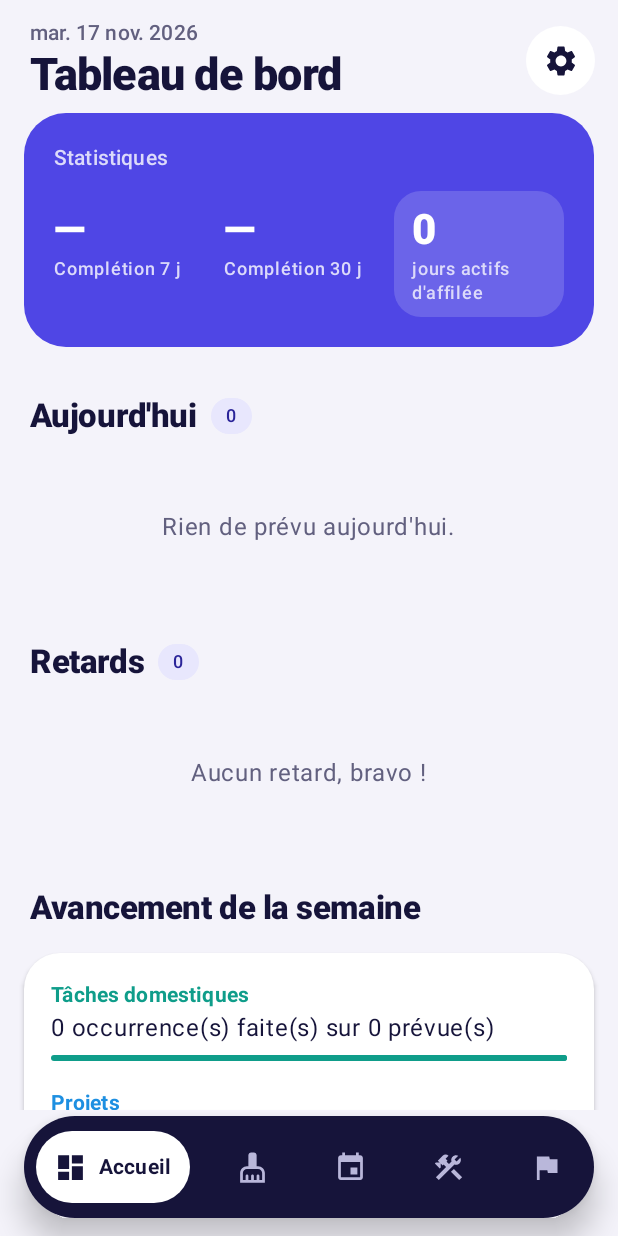
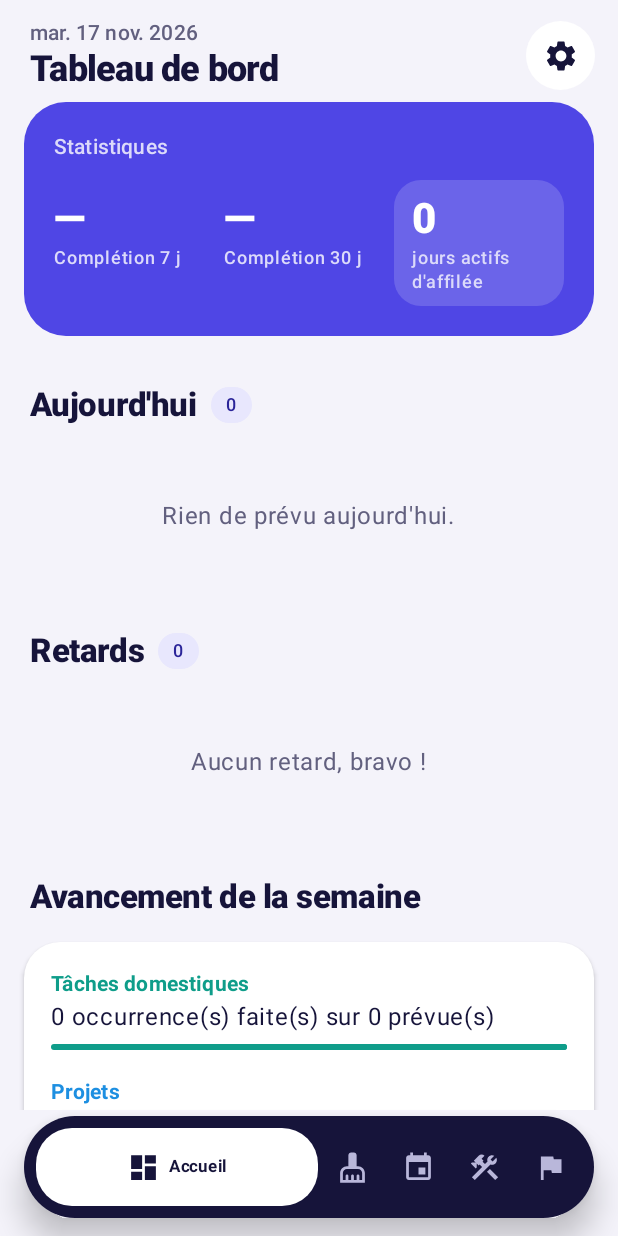
Before and after one commit to ncrdn/MyTasks, an Android app built with Jetpack Compose: the DashboardScreen screen opened through its navigation route, on a phone screen of 412 x 824 dp. Run offline under Robolectric (Android 15) with nearby library versions, the phone set to English and light mode, and no system bars; our stand-ins replace Room's generated code.

Commit message:
fix(ui): textes et titres d'onglets tronqués
- Barre du bas : l'onglet actif prend la place restante et affiche son nom sur 2 lignes
- En-tête : les titres longs passent en plus petit sur 2 lignes
- Cartes : l'échéance et le retard passent sous le texte, le titre reprend toute la largeur

Co-Authored-By: Claude Sonnet 5.5 <noreply@anthropic.com>

```diff
--- a/app/src/main/java/com/nyl/mytasks/ui/AppRoot.kt
+++ b/app/src/main/java/com/nyl/mytasks/ui/AppRoot.kt
@@ -7,6 +7,9 @@ import androidx.activity.result.contract.ActivityResultContracts
 import androidx.compose.foundation.background
 import androidx.compose.foundation.layout.Arrangement
 import androidx.compose.foundation.layout.Row
+import androidx.compose.foundation.layout.RowScope
+import androidx.compose.foundation.layout.heightIn
+import androidx.compose.foundation.layout.width
 import androidx.compose.foundation.layout.WindowInsets
 import androidx.compose.foundation.layout.fillMaxWidth
 import androidx.compose.foundation.layout.height
@@ -77,16 +80,16 @@ private object Routes {
 }
 
 @Composable
-private fun NavPill(selected: Boolean, icon: ImageVector, label: String, onClick: () -> Unit) {
+private fun RowScope.NavPill(selected: Boolean, icon: ImageVector, label: String, onClick: () -> Unit) {
     val shape = RoundedCornerShape(24.dp)
+    // L'onglet actif prend toute la place restante : son intitulé s'affiche en entier (2 lignes au besoin).
     Row(
-        Modifier
-            .height(48.dp)
-            .widthIn(min = 48.dp, max = 124.dp)
+        (if (selected) Modifier.weight(1f) else Modifier.width(42.dp))
+            .heightIn(min = 52.dp)
             .clip(shape)
             .background(if (selected) Color.White else Color.Transparent)
             .selectable(selected = selected, role = Role.Tab, onClick = onClick)
-            .padding(horizontal = if (selected) 12.dp else 8.dp)
+            .padding(horizontal = if (selected) 10.dp else 0.dp, vertical = 4.dp)
             .semantics { contentDescription = label },
         horizontalArrangement = Arrangement.Center,
         verticalAlignment = Alignment.CenterVertically,
@@ -94,8 +97,8 @@ private fun NavPill(selected: Boolean, icon: ImageVector, label: String, onClick
         Icon(icon, contentDescription = null, tint = if (selected) Palette.Ink else Color(0xFFB9B7DA), modifier = Modifier.size(22.dp))
         if (selected) {
             Text(
-                label, Modifier.padding(start = 8.dp), color = Palette.Ink, maxLines = 1, overflow = TextOverflow.Ellipsis,
-                style = MaterialTheme.typography.labelLarge, fontWeight = FontWeight.Bold,
+                label, Modifier.padding(start = 6.dp).weight(1f, fill = false), color = Palette.Ink, maxLines = 2,
+                overflow = TextOverflow.Ellipsis, fontSize = 11.sp, lineHeight = 13.sp, fontWeight = FontWeight.Bold,
             )
         }
     }
@@ -140,8 +143,8 @@ fun AppRoot(vm: AppViewModel) {
                     shadowElevation = 12.dp,
                 ) {
                     Row(
-                        Modifier.fillMaxWidth().height(68.dp).padding(horizontal = 8.dp),
-                        horizontalArrangement = Arrangement.SpaceBetween,
+                        Modifier.fillMaxWidth().heightIn(min = 68.dp).padding(horizontal = 8.dp, vertical = 8.dp),
+                        horizontalArrangement = Arrangement.spacedBy(2.dp),
                         verticalAlignment = Alignment.CenterVertically,
                     ) {
                         NavPill(
--- a/app/src/main/java/com/nyl/mytasks/ui/common/Components.kt
+++ b/app/src/main/java/com/nyl/mytasks/ui/common/Components.kt
@@ -77,6 +77,7 @@ import androidx.compose.ui.semantics.semantics
 import androidx.compose.ui.text.style.TextDecoration
 import androidx.compose.ui.text.style.TextOverflow
 import androidx.compose.ui.unit.dp
+import androidx.compose.ui.unit.sp
 import com.nyl.mytasks.R
 import com.nyl.mytasks.domain.ProjectWeek
 import com.nyl.mytasks.domain.Task
@@ -154,7 +155,10 @@ fun ScreenHeader(
             if (subtitle != null) {
                 Text(subtitle, style = MaterialTheme.typography.labelLarge, color = MaterialTheme.colorScheme.onSurfaceVariant)
             }
-            Text(title, style = com.nyl.mytasks.ui.theme.ScreenTitleStyle, maxLines = 1, overflow = TextOverflow.Ellipsis)
+            val base = com.nyl.mytasks.ui.theme.ScreenTitleStyle
+            // Les noms d'onglets sont personnalisables : un titre long passe en plus petit et sur 2 lignes.
+            val style = if (title.length > 14) base.copy(fontSize = 24.sp, lineHeight = 28.sp) else base
+            Text(title, style = style, maxLines = 2, overflow = TextOverflow.Ellipsis)
         }
         actions()
     }
@@ -291,7 +295,7 @@ fun TaskCard(
                 if (sub.isNotBlank()) {
                     Text(
                         sub, style = MaterialTheme.typography.bodySmall, color = MaterialTheme.colorScheme.onSurfaceVariant,
-                        maxLines = 2, overflow = TextOverflow.Ellipsis,
+                        maxLines = 3, overflow = TextOverflow.Ellipsis,
                     )
                 }
                 if (kind == TaskKind.PROJECT && project != null && active) {
@@ -309,15 +313,13 @@ fun TaskCard(
                 if (!active) {
                     Text(statusLabel(task.status), style = MaterialTheme.typography.labelSmall, color = MaterialTheme.colorScheme.onSurfaceVariant)
                 }
-            }
-            Column(horizontalAlignment = Alignment.End) {
+                // Échéance / retard sous le texte (et non à côté) pour laisser toute la largeur au titre.
                 if (late) {
                     val days = daysLateOverride ?: due?.let { java.time.temporal.ChronoUnit.DAYS.between(it, today).toInt() } ?: 0
+                    Spacer(Modifier.height(6.dp))
                     OverduePill(if (kind == TaskKind.PROJECT) stringResource(R.string.late_label) else stringResource(R.string.due_late_days, days.coerceAtLeast(1)))
                 } else if (active && due != null && kind != TaskKind.PROJECT && kind != TaskKind.WORKSITE) {
                     Text(describeDue(context, due, today), style = MaterialTheme.typography.labelMedium, color = MaterialTheme.colorScheme.onSurfaceVariant)
-                } else if (active && kind == TaskKind.WORKSITE && due != null) {
-                    Text(stringResource(R.string.before_end_of, due.year), style = MaterialTheme.typography.labelMedium, color = MaterialTheme.colorScheme.onSurfaceVariant)
                 }
             }
             if (onComplete != null && active) {
```
